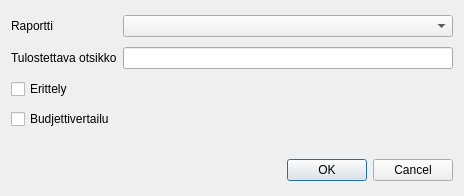
Old version of the form kitsas/maaritys/lisaaraporttidialogi.ui in the repository artoh/kitupiikki.
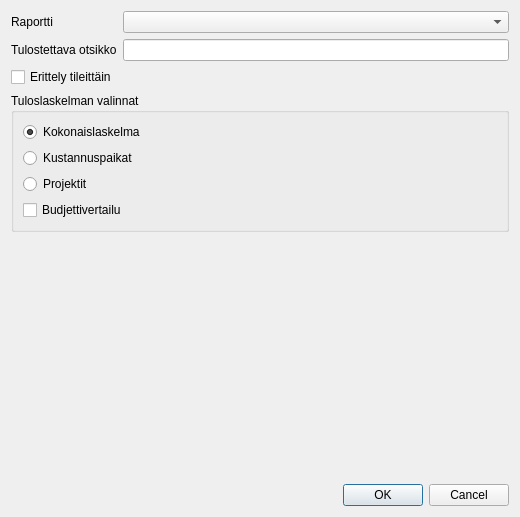
New version of the form. Icons and pictures are not drawn.

The edit to the form file:
```diff
--- a/kitsas/maaritys/lisaaraporttidialogi.ui
+++ b/kitsas/maaritys/lisaaraporttidialogi.ui
@@ -6,8 +6,8 @@
    <rect>
     <x>0</x>
     <y>0</y>
-    <width>464</width>
-    <height>196</height>
+    <width>520</width>
+    <height>517</height>
    </rect>
   </property>
   <property name="windowTitle">
@@ -17,6 +17,8 @@
    <iconset resource="../pic/pic.qrc">
     <normaloff>:/pic/dokumentti.png</normaloff>:/pic/dokumentti.png</iconset>
   </property>
+  <layout class="QVBoxLayout" name="verticalLayout_2">
+   <item>
   <layout class="QFormLayout" name="formLayout">
    <item row="0" column="0">
     <widget class="QLabel" name="label">
@@ -44,14 +46,56 @@
    <item row="1" column="1">
     <widget class="QLineEdit" name="otsikkoLine"/>
    </item>
-   <item row="2" column="0">
+    </layout>
+   </item>
+   <item>
     <widget class="QCheckBox" name="erittelyCheck">
      <property name="text">
-      <string>Erittely</string>
+      <string>Erittely tileittäin</string>
      </property>
     </widget>
    </item>
-   <item row="3" column="1">
+   <item>
+    <widget class="QGroupBox" name="groupBox">
+     <property name="title">
+      <string>Tuloslaskelman valinnat</string>
+     </property>
+     <layout class="QVBoxLayout" name="verticalLayout">
+      <item>
+       <widget class="QRadioButton" name="radioButton">
+        <property name="text">
+         <string>Kokonaislaskelma</string>
+        </property>
+        <property name="checked">
+         <bool>true</bool>
+        </property>
+       </widget>
+      </item>
+      <item>
+       <widget class="QRadioButton" name="kustannuspaikatRadio">
+        <property name="text">
+         <string>Kustannuspaikat</string>
+        </property>
+       </widget>
+      </item>
+      <item>
+       <widget class="QRadioButton" name="projektitRadio">
+        <property name="text">
+         <string>Projektit</string>
+        </property>
+       </widget>
+      </item>
+      <item>
+       <widget class="QCheckBox" name="budjettiCheck">
+        <property name="text">
+         <string>Budjettivertailu</string>
+        </property>
+       </widget>
+      </item>
+     </layout>
+    </widget>
+   </item>
+   <item>
     <spacer name="verticalSpacer">
      <property name="orientation">
       <enum>Qt::Vertical</enum>
@@ -64,7 +108,7 @@
      </property>
     </spacer>
    </item>
-   <item row="4" column="0" colspan="2">
+   <item>
     <widget class="QDialogButtonBox" name="buttonBox">
      <property name="orientation">
       <enum>Qt::Horizontal</enum>
@@ -74,13 +118,6 @@
      </property>
     </widget>
    </item>
-   <item row="3" column="0">
-    <widget class="QCheckBox" name="vertailuBox">
-     <property name="text">
-      <string>Budjettivertailu</string>
-     </property>
-    </widget>
-   </item>
   </layout>
  </widget>
  <resources>
```
Lines whose indentation alone changed are shown as unchanged.
